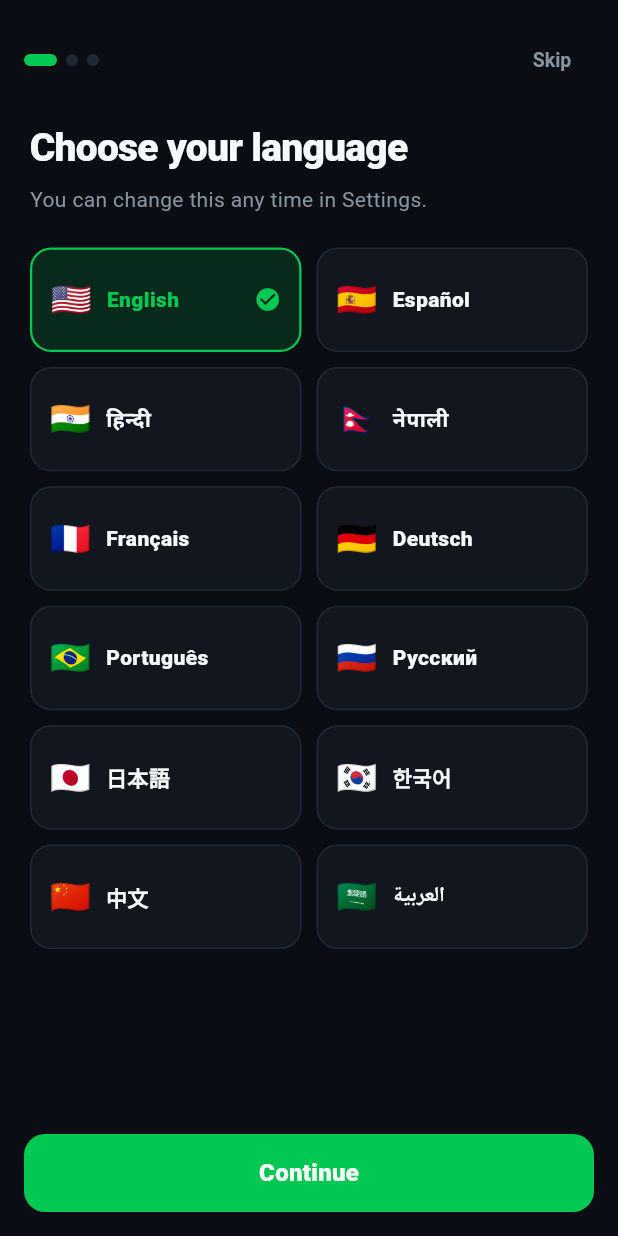
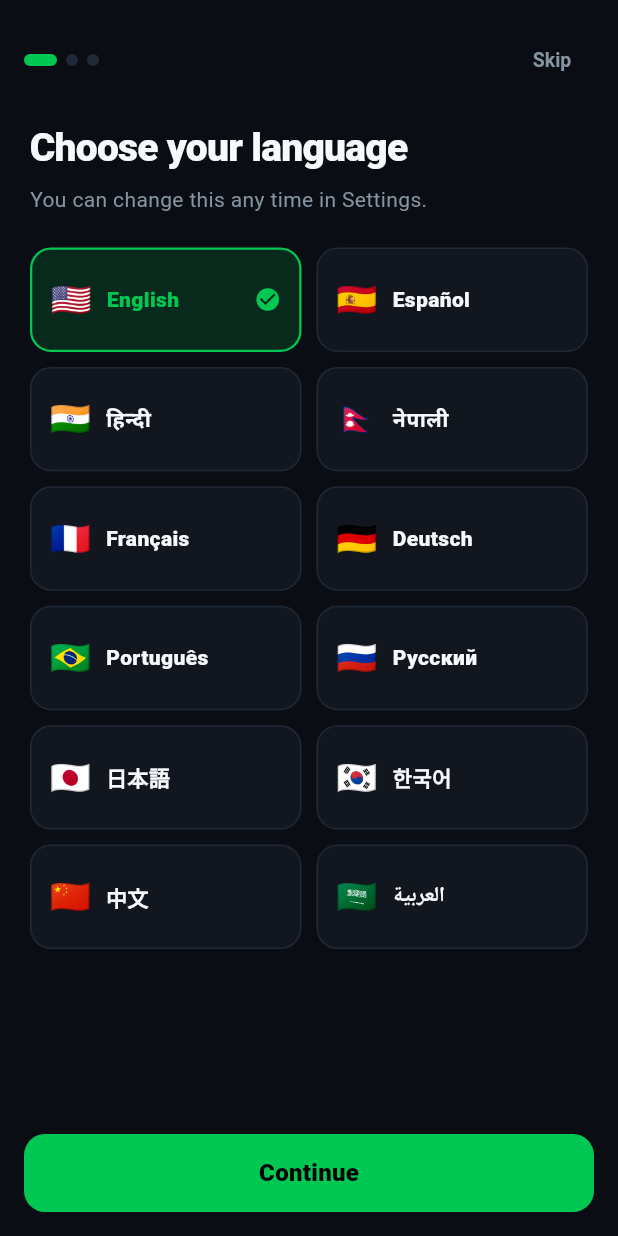
Before and after one commit to hemannep/football-app, a Flutter app: the screen it shows after launch, on a phone screen of 412 x 824 dp. Run offline on Flutter 3.47's test engine with Material 3 defaults, Android fonts, the phone set to English and light mode, and no system bars; our stand-ins replace cached_network_image, cloud_firestore, firebase_analytics, firebase_auth, firebase_core, firebase_crashlytics and 9 more; accounts and stored records are empty; network calls fail.

Commit message:
Polish: contrast, time format, live colour, coach icon, lineup padding, crest TLA
summary_tab
- Pulsing LIVE dot: Colors.red → AppTheme.live (brand-consistent)
- Next-match list time: DateFormat('h:mm a') → 'HH:mm' (matches rest of app)
- Section title: 'Referee and Stadium' → 'Match Info' (more accurate — section
  always shows Date + Competition + Stage even when referee/venue are unknown)

h2h_tab
- TeamCrestWidget received tla: '' (empty string) when H2H history had no TLA
  field — initials badge rendered blank. Changed fallback '' → '?' (visible)

stats_tab
- allEmpty check: added && possAway == null so a stray possAway value doesn't
  cause valid stats data to be hidden behind the 'no data' empty state

team_details hero
- Manager chip: '👤 $coach' emoji → Icon(Icons.person_rounded) + Flexible Text
  with maxLines/ellipsis (emoji renders differently per platform/OS version)

lineups_tab
- All 4 ScrollView paddings: bottom 24 → 30 to match summary, stats and h2h tabs

onboarding_screen
- CTA button: foregroundColor Colors.white → Colors.black
  AppTheme.brand = Color(0xFF00C853) green, luminance 0.42
  white-on-green contrast ratio ≈ 2.24:1 (WCAG AA requires 4.5:1)
  Black text reaches 7.3:1 — passes all tiers

predictor_screen leaderboard 'Edit name' button
- Same fix: foregroundColor p.isDark ? Colors.black : Colors.white → Colors.black
  Brand green has the same luminance in both dark and light mode, so white
  always fails contrast in light mode; black always passes

Co-Authored-By: Claude Sonnet 4.6 <noreply@anthropic.com>

```diff
--- a/lib/features/onboarding/onboarding_screen.dart
+++ b/lib/features/onboarding/onboarding_screen.dart
@@ -161,7 +161,7 @@ class _OnboardingScreenState extends ConsumerState<OnboardingScreen> {
                 child: ElevatedButton(
                   style: ElevatedButton.styleFrom(
                     backgroundColor: AppTheme.brand,
-                    foregroundColor: Colors.white,
+                    foregroundColor: Colors.black,
                     shape: RoundedRectangleBorder(
                         borderRadius: BorderRadius.circular(14)),
                   ),
--- a/lib/features/predictor/predictor_screen.dart
+++ b/lib/features/predictor/predictor_screen.dart
@@ -780,7 +780,7 @@ class _MyCard extends StatelessWidget {
             label: Text(hasName ? 'Edit' : 'Set name'),
             style: ElevatedButton.styleFrom(
               backgroundColor: AppTheme.brand,
-              foregroundColor: p.isDark ? Colors.black : Colors.white,
+              foregroundColor: Colors.black,
               padding: const EdgeInsets.symmetric(horizontal: 12, vertical: 8),
               textStyle:
                   const TextStyle(fontSize: 12, fontWeight: FontWeight.w700),
```
Also changed, not shown: lib/features/match details/lineups_tab.dart (+4 -4 lines).
